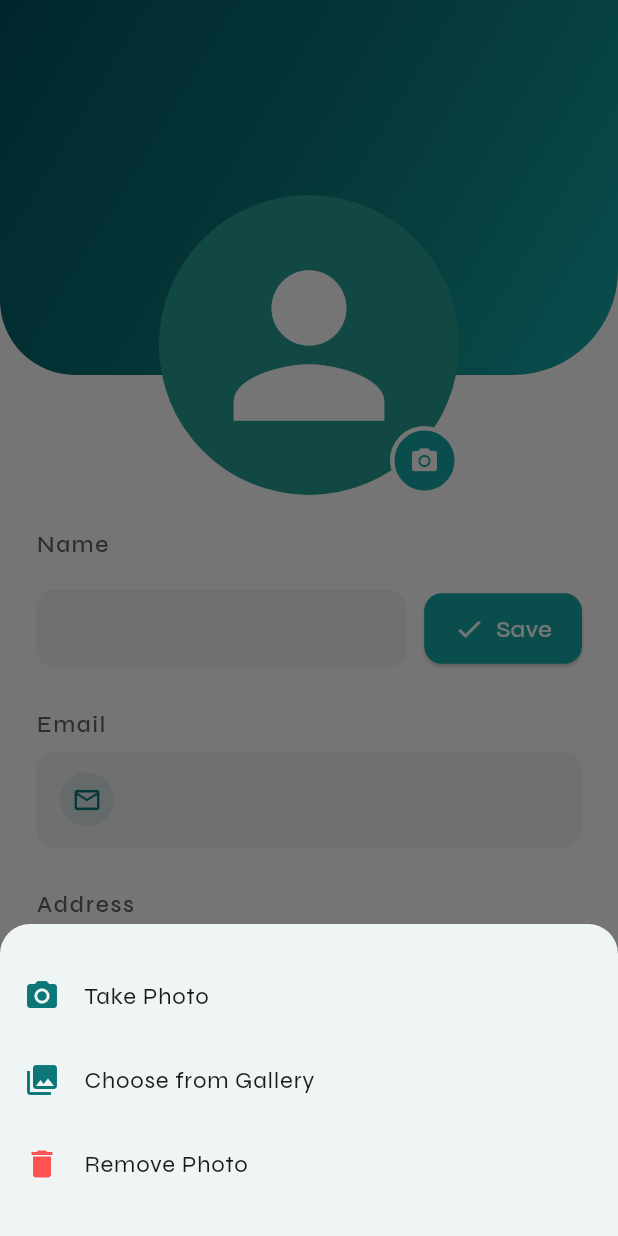
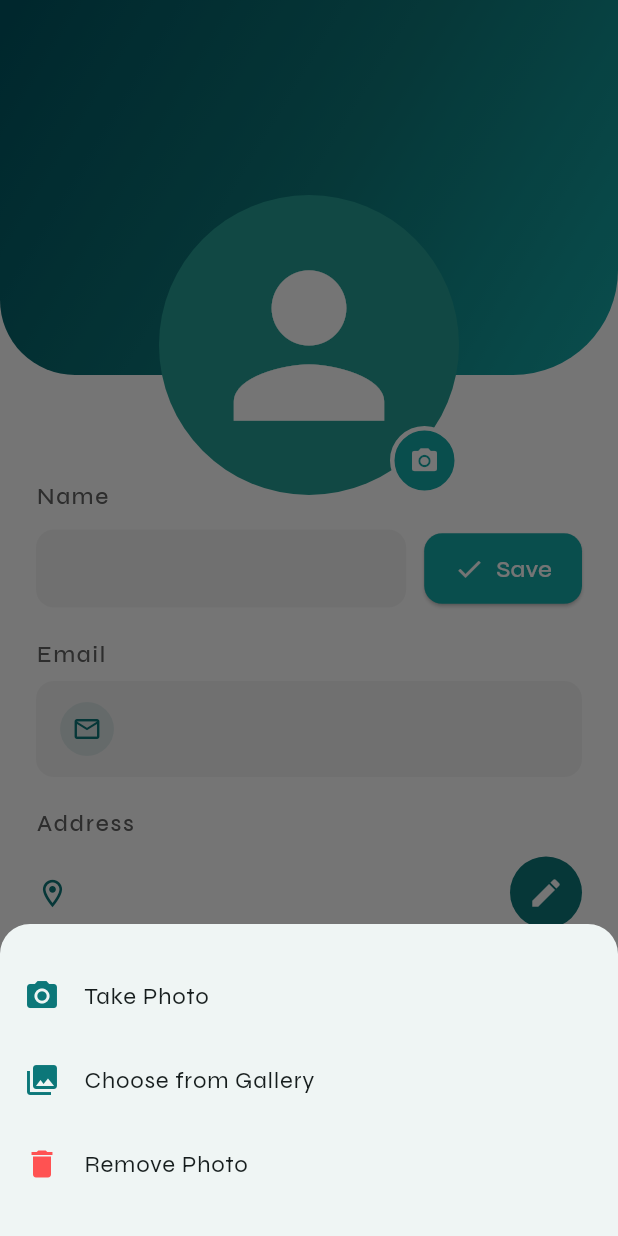
Before and after one commit to cabohol/ProductScan, a Flutter app: the UserProfilePage screen opened by its route, after a tap on the "edit" icon, after a tap on the "person" icon, on a phone screen of 412 x 824 dp. Run offline on Flutter 3.47's test engine with Material 3 defaults, Android fonts, the phone set to English and light mode, and no system bars; our stand-ins replace camera, flutter_dotenv, image_picker, shared_preferences, supabase_flutter; missing offline and left inert: onnxruntime; accounts and stored records are empty; network calls fail.

Commit message:
adjusted the profile body

```diff
--- a/product-scanner-capstone/app/lib/user_profile.dart
+++ b/product-scanner-capstone/app/lib/user_profile.dart
@@ -430,8 +430,8 @@
                       ],
                     ),
                   ),
-                  body: SingleChildScrollView(
-                    padding: const EdgeInsets.symmetric(horizontal: 24, vertical: 32),
+                body: Padding(
+                  padding: const EdgeInsets.symmetric(horizontal: 24),
                   child: Column(
                     crossAxisAlignment: CrossAxisAlignment.start,
                     children: [
@@ -439,7 +439,7 @@
 
                       // Name Section
                       Text('Name', style: TextStyle(color: Colors.grey[700], fontWeight: FontWeight.w500, fontSize: 15, letterSpacing: 1.2)),
-                        const SizedBox(height: 20),
+                      const SizedBox(height: 12),
                       Row(
                         children: [
                           Expanded(
@@ -486,7 +486,7 @@
                         ],
                       ),
 
-                                    const SizedBox(height: 27),
+                      const SizedBox(height: 20),
 
                       // Email Section
                       Text('Email', style: TextStyle(color: Colors.grey[700], fontWeight: FontWeight.w500, fontSize: 15, letterSpacing: 1.2)),
@@ -510,11 +510,11 @@
                         ),
                       ),
 
-                                    const SizedBox(height: 27),
+                      const SizedBox(height: 20),
 
                       // Address Section
                       Text('Address', style: TextStyle(color: Colors.grey[700], fontWeight: FontWeight.w500, fontSize: 15, letterSpacing: 1.2)),
-                                    const SizedBox(height: 20),
+                      const SizedBox(height: 12),
                       Row(
                         children: [
                           Expanded(
@@ -530,8 +530,12 @@
                                     ),
                                   )
                                 : Row(
+                                    crossAxisAlignment: CrossAxisAlignment.start,
                                     children: [
-                                                    const Icon(Icons.location_on_outlined, color: Color(0xFF0C7779), size: 22),
+                                      const Padding(
+                                        padding: EdgeInsets.only(top: 2),
+                                        child: Icon(Icons.location_on_outlined, color: Color(0xFF0C7779), size: 22),
+                                      ),
                                       const SizedBox(width: 8),
                                       Expanded(
                                         child: Text(
@@ -564,12 +568,10 @@
                         ],
                       ),
 
-                                    const SizedBox(height: 25),
+                      const Spacer(),
 
                       // Logout Button
-                                    Container(
-                                      margin: const EdgeInsets.only(top: 40),
-                                      child: Center(
+                      Center(
                         child: ElevatedButton.icon(
                           onPressed: _logout,
                           style: ElevatedButton.styleFrom(
@@ -584,7 +586,8 @@
                           ),
                         ),
                       ),
-                                    ),
+
+                      const SizedBox(height: 20),
                     ],
                   ),
                 ),
```
Lines whose indentation alone changed are shown as unchanged.
